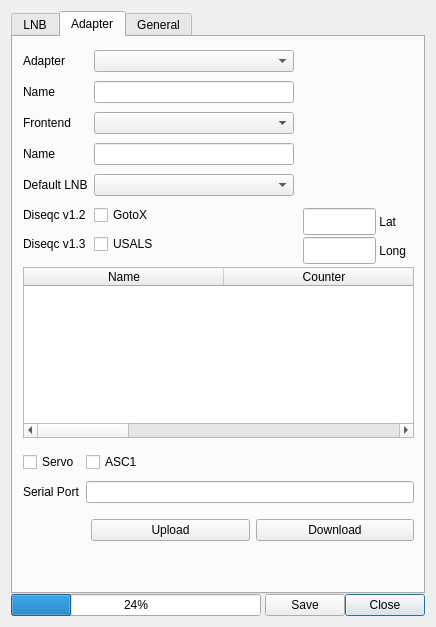
First picture: the form in settings.ui, repository stahir/updatedvb, before the edit.
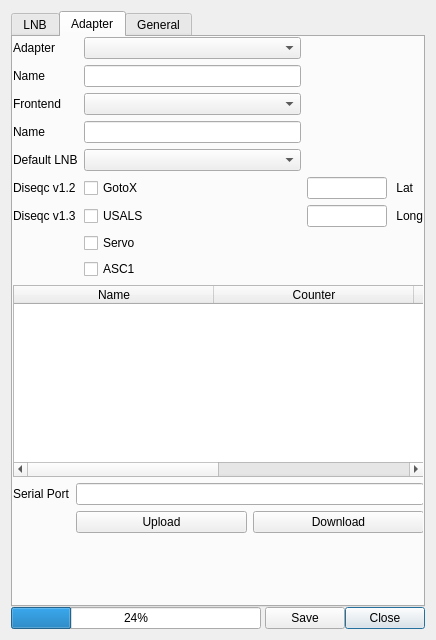
Second picture: the form after the edit.

Commit message: cleanup the settings dialog box

Diff of the .ui file:
```diff
--- a/settings.ui
+++ b/settings.ui
@@ -7,7 +7,7 @@
     <x>0</x>
     <y>0</y>
     <width>436</width>
-    <height>627</height>
+    <height>640</height>
    </rect>
   </property>
   <property name="sizePolicy">
@@ -358,19 +358,116 @@
         </widget>
        </widget>
        <widget class="QWidget" name="tab_adapter">
+        <property name="sizePolicy">
+         <sizepolicy hsizetype="Expanding" vsizetype="Expanding">
+          <horstretch>0</horstretch>
+          <verstretch>0</verstretch>
+         </sizepolicy>
+        </property>
         <attribute name="title">
          <string>Adapter</string>
         </attribute>
-        <widget class="QWidget" name="gridLayoutWidget_2">
+        <widget class="QWidget" name="gridWidget_3" native="true">
          <property name="geometry">
           <rect>
-           <x>10</x>
-           <y>10</y>
-           <width>271</width>
-           <height>217</height>
+           <x>0</x>
+           <y>0</y>
+           <width>411</width>
+           <height>541</height>
           </rect>
          </property>
+         <property name="sizePolicy">
+          <sizepolicy hsizetype="MinimumExpanding" vsizetype="MinimumExpanding">
+           <horstretch>0</horstretch>
+           <verstretch>0</verstretch>
+          </sizepolicy>
+         </property>
+         <layout class="QGridLayout" name="gridLayout_4">
+          <item row="2" column="0">
+           <layout class="QGridLayout" name="gridLayout_6">
+            <item row="0" column="2">
+             <widget class="QWidget" name="gridWidget_asc1" native="true">
+              <layout class="QGridLayout" name="gridLayout_9">
+               <property name="leftMargin">
+                <number>0</number>
+               </property>
+               <property name="topMargin">
+                <number>0</number>
+               </property>
+               <property name="rightMargin">
+                <number>0</number>
+               </property>
+               <property name="bottomMargin">
+                <number>0</number>
+               </property>
+               <item row="0" column="0">
+                <widget class="QLabel" name="label_10">
+                 <property name="text">
+                  <string>Serial Port</string>
+                 </property>
+                </widget>
+               </item>
+               <item row="0" column="1">
+                <widget class="QLineEdit" name="lineEdit_asc1_serialport"/>
+               </item>
+               <item row="1" column="1">
+                <layout class="QHBoxLayout" name="horizontalLayout_2">
+                 <item>
+                  <widget class="QPushButton" name="pushButton_asc1_upload">
+                   <property name="text">
+                    <string>Upload</string>
+                   </property>
+                  </widget>
+                 </item>
+                 <item>
+                  <widget class="QPushButton" name="pushButton_asc1_download">
+                   <property name="text">
+                    <string>Download</string>
+                   </property>
+                  </widget>
+                 </item>
+                </layout>
+               </item>
+              </layout>
+             </widget>
+            </item>
+           </layout>
+          </item>
+          <item row="0" column="0">
          <layout class="QGridLayout" name="gridLayout_3">
+            <item row="5" column="3">
+             <widget class="QLabel" name="label_lat">
+              <property name="text">
+               <string> Lat</string>
+              </property>
+             </widget>
+            </item>
+            <item row="6" column="2">
+             <widget class="QLineEdit" name="lineEdit_long">
+              <property name="enabled">
+               <bool>true</bool>
+              </property>
+              <property name="sizePolicy">
+               <sizepolicy hsizetype="Expanding" vsizetype="Fixed">
+                <horstretch>0</horstretch>
+                <verstretch>0</verstretch>
+               </sizepolicy>
+              </property>
+              <property name="maximumSize">
+               <size>
+                <width>80</width>
+                <height>16777215</height>
+               </size>
+              </property>
+             </widget>
+            </item>
+            <item row="4" column="0">
+             <widget class="QLabel" name="label_16">
+              <property name="text">
+               <string>Default LNB</string>
+              </property>
+             </widget>
+            </item>
           <item row="4" column="1">
            <widget class="QComboBox" name="comboBox_default_lnb"/>
           </item>
@@ -398,23 +495,23 @@
           <item row="0" column="1">
            <widget class="QComboBox" name="comboBox_adapter"/>
           </item>
-          <item row="0" column="0">
-           <widget class="QLabel" name="label_14">
-            <property name="text">
-             <string>Adapter</string>
-            </property>
-           </widget>
-          </item>
-          <item row="1" column="0">
-           <widget class="QLabel" name="label_13">
-            <property name="text">
-             <string>Name</string>
-            </property>
-           </widget>
-          </item>
           <item row="1" column="1">
            <widget class="QLineEdit" name="lineEdit_adapter_name"/>
           </item>
+            <item row="1" column="0">
+             <widget class="QLabel" name="label_13">
+              <property name="text">
+               <string>Name</string>
+              </property>
+             </widget>
+            </item>
+            <item row="0" column="0">
+             <widget class="QLabel" name="label_14">
+              <property name="text">
+               <string>Adapter</string>
+              </property>
+             </widget>
+            </item>
           <item row="5" column="1">
            <widget class="QCheckBox" name="checkBox_diseqc_v12">
             <property name="text">
@@ -422,13 +519,6 @@
             </property>
            </widget>
           </item>
-          <item row="4" column="0">
-           <widget class="QLabel" name="label_16">
-            <property name="text">
-             <string>Default LNB</string>
-            </property>
-           </widget>
-          </item>
           <item row="2" column="0">
            <widget class="QLabel" name="label_17">
             <property name="text">
@@ -449,44 +539,54 @@
           <item row="3" column="1">
            <widget class="QLineEdit" name="lineEdit_frontend_name"/>
           </item>
-         </layout>
-        </widget>
-        <widget class="QWidget" name="gridWidget_cords" native="true">
-         <property name="geometry">
-          <rect>
-           <x>290</x>
-           <y>50</y>
-           <width>111</width>
-           <height>61</height>
-          </rect>
-         </property>
-         <layout class="QGridLayout" name="gridLayout_cords">
-          <property name="leftMargin">
-           <number>0</number>
-          </property>
-          <property name="topMargin">
-           <number>0</number>
-          </property>
-          <property name="rightMargin">
-           <number>0</number>
-          </property>
-          <property name="bottomMargin">
-           <number>0</number>
-          </property>
-          <property name="spacing">
-           <number>0</number>
-          </property>
-         </layout>
-        </widget>
+            <item row="6" column="3">
+             <widget class="QLabel" name="label_long">
+              <property name="text">
+               <string> Long</string>
+              </property>
+             </widget>
+            </item>
+            <item row="7" column="1">
+             <widget class="QCheckBox" name="checkBox_servo">
+              <property name="text">
+               <string>Servo</string>
+              </property>
+             </widget>
+            </item>
+            <item row="5" column="2">
+             <widget class="QLineEdit" name="lineEdit_lat">
+              <property name="maximumSize">
+               <size>
+                <width>80</width>
+                <height>16777215</height>
+               </size>
+              </property>
+             </widget>
+            </item>
+            <item row="8" column="1">
+             <widget class="QCheckBox" name="checkBox_asc1">
+              <property name="text">
+               <string>ASC1</string>
+              </property>
+             </widget>
+            </item>
+           </layout>
+          </item>
+          <item row="5" column="0">
+           <spacer name="verticalSpacer">
+            <property name="orientation">
+             <enum>Qt::Vertical</enum>
+            </property>
+            <property name="sizeHint" stdset="0">
+             <size>
+              <width>20</width>
+              <height>40</height>
+             </size>
+            </property>
+           </spacer>
+          </item>
+          <item row="1" column="0">
         <widget class="QTableWidget" name="tableWidget_diseqc_v12">
-         <property name="geometry">
-          <rect>
-           <x>10</x>
-           <y>230</y>
-           <width>391</width>
-           <height>171</height>
-          </rect>
-         </property>
          <attribute name="horizontalHeaderDefaultSectionSize">
           <number>200</number>
          </attribute>
@@ -511,175 +611,9 @@
           </property>
          </column>
         </widget>
-        <widget class="QWidget" name="gridLayoutWidget_6">
-         <property name="geometry">
-          <rect>
-           <x>10</x>
-           <y>410</y>
-           <width>391</width>
-           <height>31</height>
-          </rect>
-         </property>
-         <layout class="QGridLayout" name="gridLayout_6">
-          <item row="0" column="0">
-           <widget class="QCheckBox" name="checkBox_servo">
-            <property name="text">
-             <string>Servo</string>
-            </property>
-           </widget>
           </item>
-          <item row="0" column="2">
-           <spacer name="horizontalSpacer_3">
-            <property name="orientation">
-             <enum>Qt::Horizontal</enum>
-            </property>
-            <property name="sizeHint" stdset="0">
-             <size>
-              <width>40</width>
-              <height>20</height>
-             </size>
-            </property>
-           </spacer>
-          </item>
-          <item row="0" column="1">
-           <widget class="QCheckBox" name="checkBox_asc1">
-            <property name="text">
-             <string>ASC1</string>
-            </property>
-           </widget>
-          </item>
          </layout>
         </widget>
-        <widget class="QWidget" name="gridWidget_asc1" native="true">
-         <property name="geometry">
-          <rect>
-           <x>10</x>
-           <y>440</y>
-           <width>391</width>
-           <height>31</height>
-          </rect>
-         </property>
-         <layout class="QGridLayout" name="gridLayout_asc1">
-          <property name="leftMargin">
-           <number>0</number>
-          </property>
-          <property name="topMargin">
-           <number>0</number>
-          </property>
-          <property name="rightMargin">
-           <number>0</number>
-          </property>
-          <property name="bottomMargin">
-           <number>0</number>
-          </property>
-          <property name="spacing">
-           <number>6</number>
-          </property>
-          <item row="1" column="1">
-           <widget class="QLabel" name="label_10">
-            <property name="text">
-             <string>Serial Port</string>
-            </property>
-           </widget>
-          </item>
-          <item row="1" column="2">
-           <widget class="QLineEdit" name="lineEdit_asc1_serialport"/>
-          </item>
-         </layout>
-        </widget>
-        <widget class="QWidget" name="layoutWidget">
-         <property name="geometry">
-          <rect>
-           <x>78</x>
-           <y>479</y>
-           <width>323</width>
-           <height>29</height>
-          </rect>
-         </property>
-         <layout class="QHBoxLayout" name="horizontalLayout_2">
-          <item>
-           <widget class="QPushButton" name="pushButton_asc1_upload">
-            <property name="text">
-             <string>Upload</string>
-            </property>
-           </widget>
-          </item>
-          <item>
-           <widget class="QPushButton" name="pushButton_asc1_download">
-            <property name="text">
-             <string>Download</string>
-            </property>
-           </widget>
-          </item>
-         </layout>
-        </widget>
-        <widget class="QLineEdit" name="lineEdit_long">
-         <property name="enabled">
-          <bool>true</bool>
-         </property>
-         <property name="geometry">
-          <rect>
-           <x>290</x>
-           <y>200</y>
-           <width>73</width>
-           <height>27</height>
-          </rect>
-         </property>
-         <property name="sizePolicy">
-          <sizepolicy hsizetype="Expanding" vsizetype="Fixed">
-           <horstretch>0</horstretch>
-           <verstretch>0</verstretch>
-          </sizepolicy>
-         </property>
-         <property name="maximumSize">
-          <size>
-           <width>80</width>
-           <height>16777215</height>
-          </size>
-         </property>
-        </widget>
-        <widget class="QLineEdit" name="lineEdit_lat">
-         <property name="geometry">
-          <rect>
-           <x>290</x>
-           <y>171</y>
-           <width>73</width>
-           <height>27</height>
-          </rect>
-         </property>
-         <property name="maximumSize">
-          <size>
-           <width>80</width>
-           <height>16777215</height>
-          </size>
-         </property>
-        </widget>
-        <widget class="QLabel" name="label_long">
-         <property name="geometry">
-          <rect>
-           <x>363</x>
-           <y>200</y>
-           <width>38</width>
-           <height>27</height>
-          </rect>
-         </property>
-         <property name="text">
-          <string> Long</string>
-         </property>
-        </widget>
-        <widget class="QLabel" name="label_lat">
-         <property name="geometry">
-          <rect>
-           <x>363</x>
-           <y>171</y>
-           <width>38</width>
-           <height>27</height>
-          </rect>
-         </property>
-         <property name="text">
-          <string> Lat</string>
-         </property>
-        </widget>
        </widget>
        <widget class="QWidget" name="tab_General">
         <attribute name="title">
@@ -688,7 +622,7 @@
         <widget class="QWidget" name="gridLayoutWidget_4">
          <property name="geometry">
           <rect>
-           <x>10</x>
+           <x>0</x>
            <y>10</y>
            <width>404</width>
            <height>80</height>
```
Left out of the diff: 2 changed lines with no effect on the pictures. Lines whose indentation alone changed are shown as unchanged. The commit also changes 3 other files.
